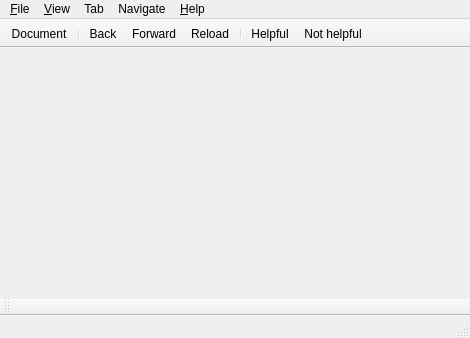
First picture: the form in FAQsBrowser/MainWindow.ui, repository congchenutd/COFAQs, before the edit.
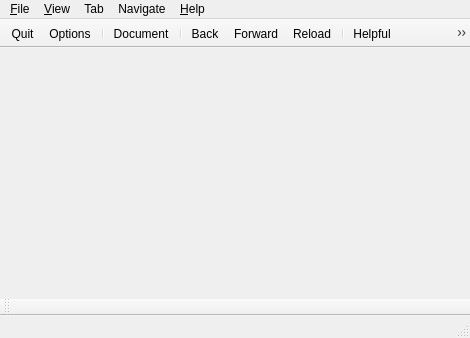
Second picture: the form after the edit. Icons and pictures are not drawn. Custom widgets are drawn as their Qt base class.

The edit to the form file:
```diff
--- a/FAQsBrowser/MainWindow.ui
+++ b/FAQsBrowser/MainWindow.ui
@@ -111,6 +111,9 @@
    <attribute name="toolBarBreak">
     <bool>false</bool>
    </attribute>
+   <addaction name="actionQuit"/>
+   <addaction name="actionOptions"/>
+   <addaction name="separator"/>
    <addaction name="actionDocPage"/>
    <addaction name="separator"/>
    <addaction name="actionBack"/>
@@ -268,6 +271,15 @@
     <string>Ctrl+P</string>
    </property>
   </action>
+  <action name="actionQuit">
+   <property name="icon">
+    <iconset resource="Resource.qrc">
+     <normaloff>:/Images/Quit.png</normaloff>:/Images/Quit.png</iconset>
+   </property>
+   <property name="text">
+    <string>Quit</string>
+   </property>
+  </action>
  </widget>
  <layoutdefault spacing="6" margin="11"/>
  <customwidgets>
```
Left out of the diff: 6 changed lines with no effect on the pictures.
